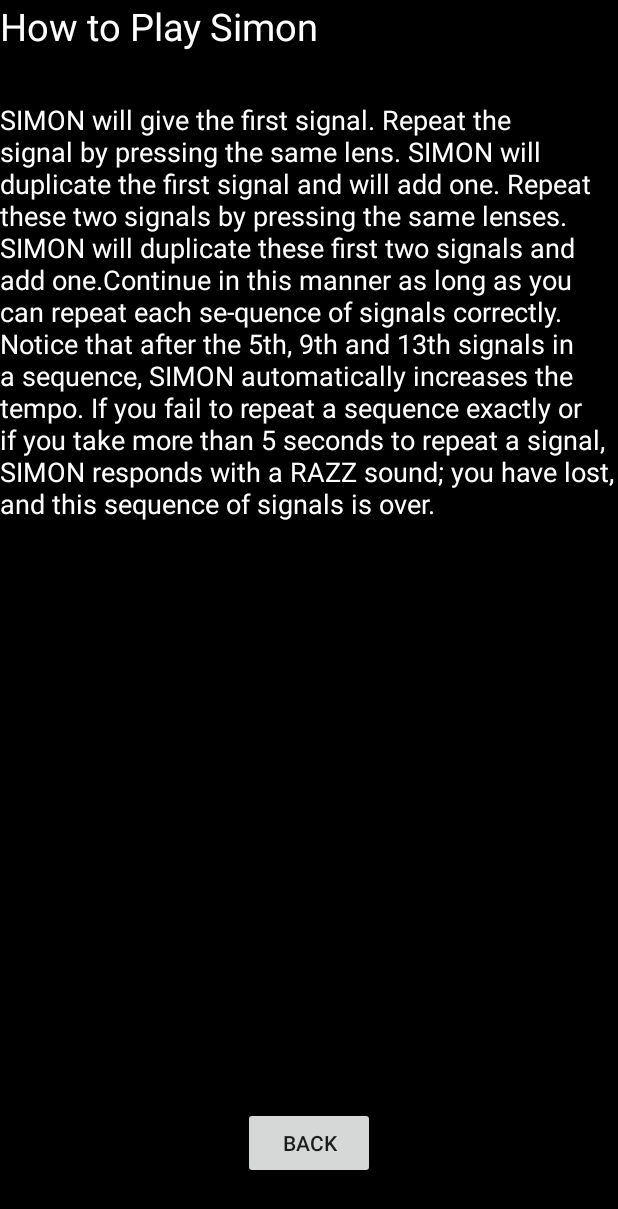
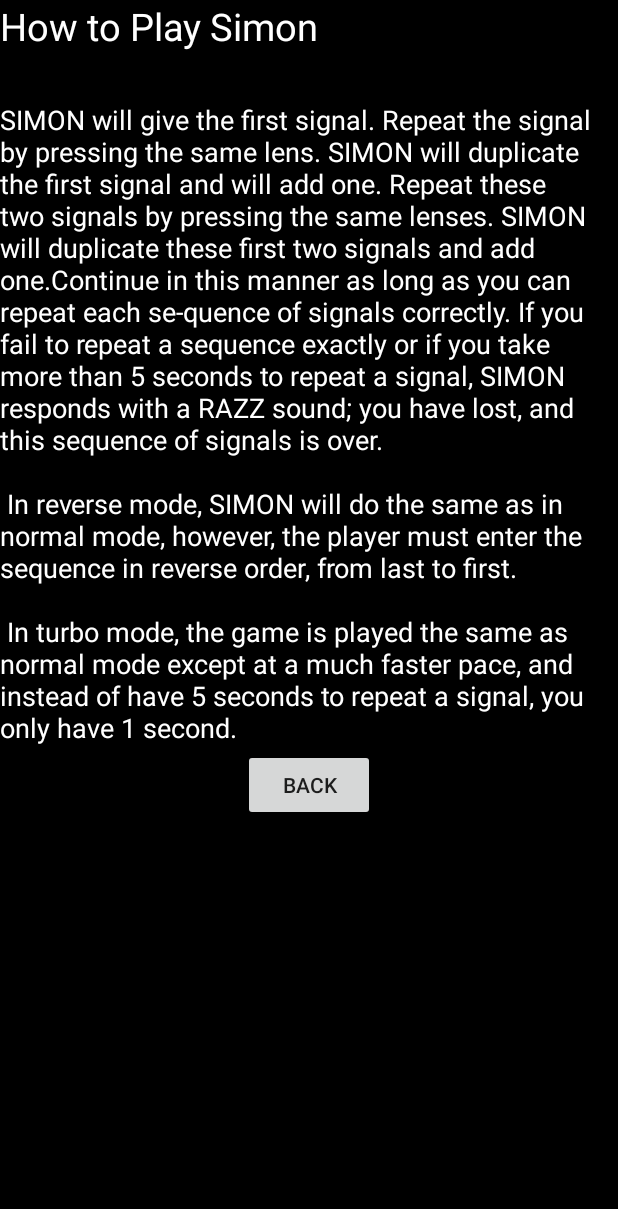
Before and after one commit to mcha83/Simon, an Android app: the screen it shows after launch (howto), after a tap on "HOW TO PLAY", on a phone screen of 412 x 824 dp. Shown: the top 1209 px of the screen. Run offline under Robolectric (Android 15) with nearby library versions, the phone set to English and light mode, and no system bars.

Commit message:
misc cleanup

```diff
--- a/app/src/main/java/com/bradleywilcox/simon/MainActivity.java
+++ b/app/src/main/java/com/bradleywilcox/simon/MainActivity.java
@@ -27,7 +27,7 @@
 
         gmStrt2 = MediaPlayer.create(this, R.raw.intro);
         gmStrt2.start();
-        gmStrt2.setLooping(true);
+
     }
 
     @Override
@@ -42,4 +42,11 @@
             startActivity(new Intent(this, About.class));
 
     }
+
+    @Override
+    public void onPause(){
+        super.onPause();
+
+        gmStrt2.release();
+    }
 }
--- a/app/src/main/res/layout/howto.xml
+++ b/app/src/main/res/layout/howto.xml
@@ -1,9 +1,14 @@
 <?xml version="1.0" encoding="utf-8"?>
-<RelativeLayout xmlns:android="http://schemas.android.com/apk/res/android"
+<ScrollView xmlns:android="http://schemas.android.com/apk/res/android"
     xmlns:tools="http://schemas.android.com/tools"
     android:layout_width="match_parent"
     android:layout_height="match_parent"
     android:background="@color/back">
+
+<RelativeLayout
+    android:layout_width="match_parent"
+    android:layout_height="match_parent"
+   >
 
     <TextView
         android:text="How to Play Simon"
@@ -16,6 +21,7 @@
         android:textSize="25dp"
         android:textColorLink="@android:color/white" />
 
+
     <TextView
         android:text="@string/howto"
         android:layout_width="wrap_content"
@@ -25,6 +31,7 @@
         android:layout_marginTop="17dp"
         android:id="@+id/textView2"
         android:textColor="@android:color/background_light"
+        android:layout_marginBottom="50dp"
         android:textSize="18sp" />
 
     <Button
@@ -36,3 +43,4 @@
         android:layout_marginBottom="38dp"
         android:id="@+id/button5" />
 </RelativeLayout>
+</ScrollView>
--- a/app/src/main/res/values/strings.xml
+++ b/app/src/main/res/values/strings.xml
@@ -2,8 +2,18 @@
     <string name="app_name">Simon</string>
     <string name="howto">SIMON will give the first signal. Repeat the signal by pressing the same lens. SIMON will duplicate the first signal and will add one.
 Repeat these two signals by pressing the same lenses. SIMON will duplicate these first two signals and add one.Continue in this manner as long as you can repeat each se-quence of signals correctly.
-Notice that after the 5th, 9th and 13th signals in a sequence, SIMON automatically increases the tempo. If you fail to repeat a sequence exactly or if you take more than 5 seconds to repeat a signal, SIMON responds with a
-"RAZZ" sound; you have lost, and this sequence of signals is over.  </string>
+ If you fail to repeat a sequence exactly or if you take more than 5 seconds to repeat a signal, SIMON responds with a
+"RAZZ" sound; you have lost, and this sequence of signals is over.
+
+        \n\n
+
+        In reverse mode, SIMON will do the same as in normal mode, however, the player must enter the sequence in reverse order, from last to first.
+
+        \n\n
+
+        In turbo mode, the game is played the same as normal mode except at a much faster pace, and instead of have 5 seconds to repeat a signal, you only have 1 second.
+
+    </string>
     <string name="about">Michael Cha\nBradley Wilcox\n\nImages were created using Adobe Photoshop\n\n
                         Sounds were provided by soundbible.com</string>
 </resources>
```
Also changed, not shown: app/src/main/java/com/bradleywilcox/simon/GameActivity.java (+9 -0 lines), app/src/main/java/com/bradleywilcox/simon/SimonRunner.java (+4 -4 lines).
